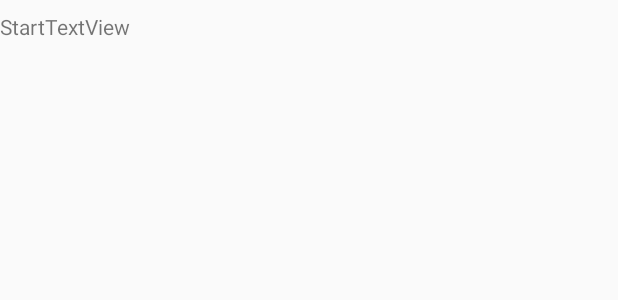
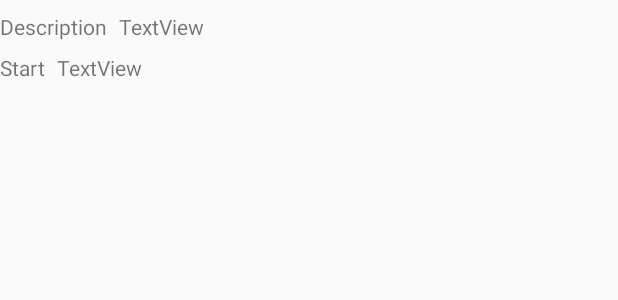
Before and after one commit to amandafarrell/PostpartumTracking, an Android app: the layout list_item.xml on its own in the app's theme, with its tools: preview values and no code run, on a phone screen of 412 x 824 dp. Shown: the top 300 px of the screen. Run offline under Robolectric (Android 15) with nearby library versions, the phone set to English and light mode, and no system bars.

```diff
--- a/app/src/main/res/layout/list_item.xml
+++ b/app/src/main/res/layout/list_item.xml
@@ -1,19 +1,37 @@
 <?xml version="1.0" encoding="utf-8"?>
-<androidx.constraintlayout.widget.ConstraintLayout
-    xmlns:android="http://schemas.android.com/apk/res/android"
+<androidx.constraintlayout.widget.ConstraintLayout xmlns:android="http://schemas.android.com/apk/res/android"
     xmlns:app="http://schemas.android.com/apk/res-auto"
-    xmlns:tools="http://schemas.android.com/tools"
     android:layout_width="match_parent"
-    android:layout_height="match_parent">
+    android:layout_height="wrap_content">
+
+    <TextView
+        android:id="@+id/textView1"
+        android:layout_width="wrap_content"
+        android:layout_height="wrap_content"
+        android:layout_marginTop="8dp"
+        android:paddingRight="8dp"
+        android:text="@string/description"
+        app:layout_constraintStart_toStartOf="parent"
+        app:layout_constraintTop_toTopOf="parent" />
+
+    <TextView
+        android:id="@+id/description_text"
+        android:layout_width="wrap_content"
+        android:layout_height="wrap_content"
+        android:layout_marginTop="8dp"
+        android:text="TextView"
+        app:layout_constraintStart_toEndOf="@+id/textView1"
+        app:layout_constraintTop_toTopOf="parent" />
 
     <TextView
         android:id="@+id/textView2"
         android:layout_width="wrap_content"
         android:layout_height="wrap_content"
         android:layout_marginTop="8dp"
+        android:paddingRight="8dp"
         android:text="@string/start"
-        app:layout_constraintTop_toTopOf="parent"
-        tools:layout_editor_absoluteX="0dp" />
+        app:layout_constraintStart_toStartOf="parent"
+        app:layout_constraintTop_toBottomOf="@id/textView1" />
 
     <TextView
         android:id="@+id/start_text"
@@ -22,6 +40,6 @@
         android:layout_marginTop="8dp"
         android:text="TextView"
         app:layout_constraintStart_toEndOf="@+id/textView2"
-        app:layout_constraintTop_toTopOf="parent" />
+        app:layout_constraintTop_toBottomOf="@id/textView1" />
 
 </androidx.constraintlayout.widget.ConstraintLayout>
--- a/app/src/main/res/values/strings.xml
+++ b/app/src/main/res/values/strings.xml
@@ -8,4 +8,5 @@
     <string name="extra_event">EXTRA_EVENT</string>
     <string name="save">Save</string>
     <string name="start">Start</string>
+    <string name="description">Description</string>
 </resources>
```
Also changed, not shown: app/src/main/java/com/amandafarrell/www/postpartumtracking/EventAdapter.kt (+29 -12 lines), app/src/main/java/com/amandafarrell/www/postpartumtracking/EventTrackerViewModel.kt (+5 -4 lines), app/src/main/java/com/amandafarrell/www/postpartumtracking/MainActivity.kt (+24 -0 lines), app/src/main/res/drawable/horizontal_line.xml (added, +13 -0 lines), app/src/main/res/layout/activity_main.xml (+9 -5 lines).
